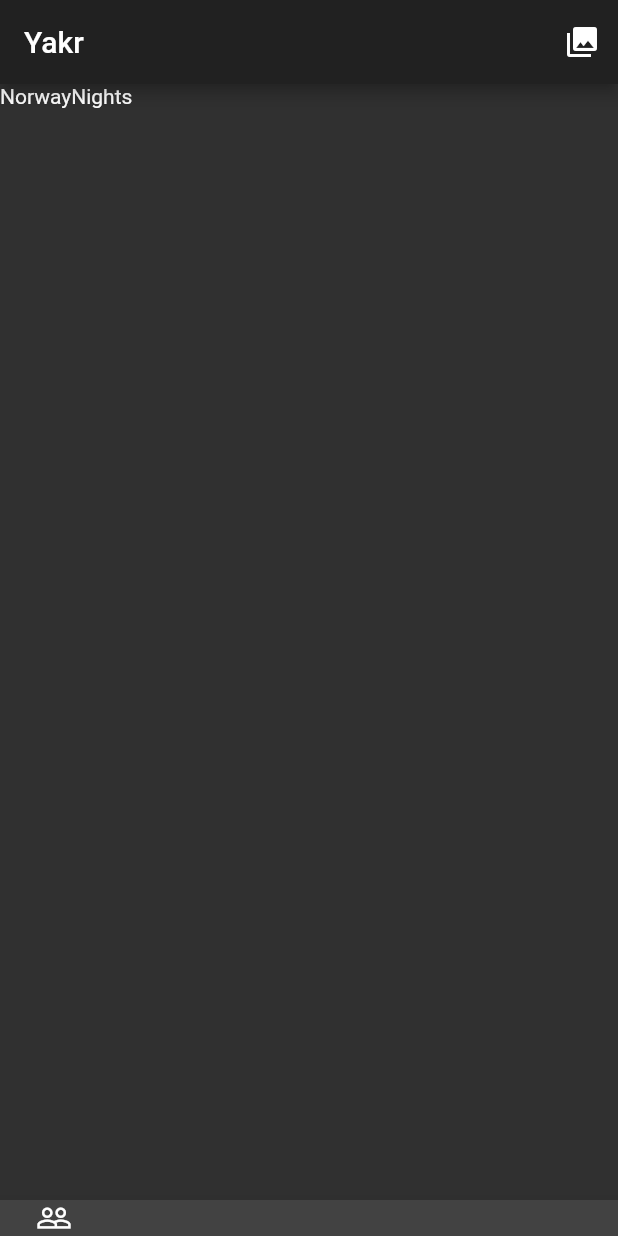
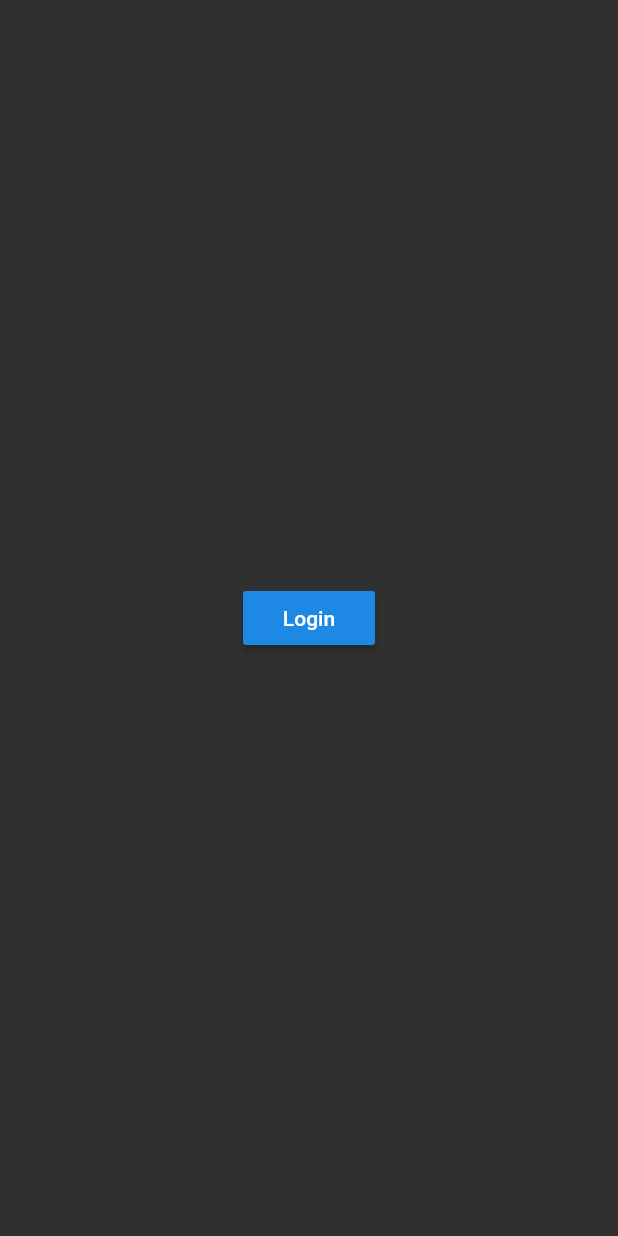
Before and after one commit to nel-sam/yakr, a Flutter app: the screen it shows after launch, on a phone screen of 412 x 824 dp. Run offline on Flutter 3.47's test engine with Material 2 defaults, Android fonts, the phone set to English and light mode, and no system bars; our stand-ins replace bloc, flutter_bloc; missing offline and left inert: aad_oauth.

Commit message:
Got routing setup

```diff
--- /dev/null
+++ b/lib/app.dart
@@ -0,0 +1,25 @@
+import 'package:flutter/material.dart';
+import 'package:flutter_bloc/flutter_bloc.dart';
+import 'package:yakr/src/blocs/theme_bloc.dart';
+import 'package:yakr/src/blocs/theme_state.dart';
+import 'package:yakr/src/providers/route_generator.dart';
+import 'package:yakr/src/ui/yakr_themes.dart';
+
+class App extends StatelessWidget {
+  final appTitle = 'Yakr';
+
+  @override
+  Widget build(BuildContext context) {
+    return BlocBuilder<ThemeBloc, ThemeState>(
+      builder: (context, state) {
+        return MaterialApp(
+          initialRoute: '/',
+          onGenerateRoute: RouteGenerator.generateRoute,
+          theme: YakrThemes.availableThemes[state.selectedThemeKey] ??
+              YakrThemes.availableThemes[YakrThemes.defaultTheme],
+          title: appTitle,
+        );
+      },
+    );
+  }
+}
--- a/lib/main.dart
+++ b/lib/main.dart
@@ -1,7 +1,8 @@
 import 'package:flutter/material.dart';
 import 'package:flutter_bloc/flutter_bloc.dart';
 import 'package:yakr/src/blocs/theme_bloc.dart';
-import 'package:yakr/src/ui/home.dart';
+
+import 'app.dart';
 
 void main() {
   runApp(MultiBlocProvider(
@@ -10,6 +11,6 @@ void main() {
         builder: (context) => ThemeBloc(),
       ),
     ],
-    child: Home(),
+    child: App()
   ));
 }
--- a/lib/src/blocs/theme_bloc.dart
+++ b/lib/src/blocs/theme_bloc.dart
@@ -1,9 +1,10 @@
 import 'package:bloc/bloc.dart';
 import 'package:yakr/src/blocs/theme_event.dart';
 import 'package:yakr/src/blocs/theme_state.dart';
+import 'package:yakr/src/ui/yakr_themes.dart';
 
 class ThemeBloc extends Bloc<ThemeEvent, ThemeState> {
-   changeTheme(String themeKey) {
+   changeTheme(ThemeKeys themeKey) {
     dispatch(SetThemeEvent(themeKey));
   }
 
--- a/lib/src/blocs/theme_event.dart
+++ b/lib/src/blocs/theme_event.dart
@@ -1,8 +1,10 @@
+import 'package:yakr/src/ui/yakr_themes.dart';
+
 abstract class ThemeEvent {
-  String themeKey;
+  ThemeKeys themeKey;
   ThemeEvent(this.themeKey);
 }
 
 class SetThemeEvent extends ThemeEvent {
-  SetThemeEvent(String themeKey): super(themeKey);
+  SetThemeEvent(ThemeKeys themeKey): super(themeKey);
 }
--- a/lib/src/blocs/theme_state.dart
+++ b/lib/src/blocs/theme_state.dart
@@ -1,7 +1,9 @@
+import 'package:flutter/material.dart';
 import 'package:yakr/src/ui/yakr_themes.dart';
 
+@immutable
 class ThemeState {
-  String selectedThemeKey;
+  ThemeKeys selectedThemeKey;
 
   ThemeState._();
   ThemeState([List props = const []]);
@@ -12,7 +14,7 @@ class ThemeState {
 }
 
 class ThemeSetEvent extends ThemeState {
-    final String selectedThemeKey;
+    final ThemeKeys selectedThemeKey;
 
     ThemeSetEvent(this.selectedThemeKey): super([selectedThemeKey]);
 }
--- /dev/null
+++ b/lib/src/providers/route_generator.dart
@@ -0,0 +1,23 @@
+
+import 'package:flutter/material.dart';
+import 'package:yakr/src/ui/home.dart';
+import 'package:yakr/src/ui/login.dart';
+
+class RouteGenerator {
+  static Route<dynamic> generateRoute(RouteSettings settings) {
+
+//    final args = settings.arguments;
+
+    switch (settings.name) {
+      case '/':
+        return MaterialPageRoute(builder: (_) => LoginPage());
+      case '/home':
+        return MaterialPageRoute(
+          builder: (_) => Home(),
+        );
+      default:
+        return MaterialPageRoute(builder: (_) => LoginPage());
+    }
+
+  }
+}
--- a/lib/src/ui/home.dart
+++ b/lib/src/ui/home.dart
@@ -2,12 +2,12 @@ import 'package:flutter/material.dart';
 import 'package:flutter_bloc/flutter_bloc.dart';
 import 'package:yakr/src/blocs/theme_bloc.dart';
 import 'package:yakr/src/blocs/theme_state.dart';
+import 'package:yakr/src/providers/route_generator.dart';
+import 'package:yakr/src/ui/login.dart';
 import 'package:yakr/src/ui/yakr_themes.dart';
 
 class Home extends StatefulWidget {
   static final textColor = Colors.grey[800];
-  final appTitle = 'Yakr';
-  static final navKey = new GlobalKey<NavigatorState>();
 
   @override
   _HomeState createState() => new _HomeState();
@@ -23,33 +23,24 @@ class _HomeState extends State<Home> {
   }
 
   Widget build(BuildContext context) {
-    return BlocBuilder<ThemeBloc, ThemeState>(
-      builder: (context, state) {
-        return MaterialApp(
-          navigatorKey: Home.navKey,
-          theme: YakrThemes.availableThemes[state.selectedThemeKey] ??
-              YakrThemes.availableThemes[YakrThemes.defaultTheme],
-          title: widget.appTitle,
-          home: Scaffold(
+    return Scaffold(
       appBar: AppBar(
-              title: Text(widget.appTitle),
-              //textTheme: TextTheme(title: TextStyle(color: Home.textColor)),
+        title: Text('Yakr'),
         actions: [
           IconButton(
             icon: Icon(Icons.collections),
             onPressed: () {
-                      if (state.selectedThemeKey == YakrThemes.defaultTheme)
-                        _themeBloc.changeTheme("DowntownOslo");
-                      else
+              if (_themeBloc.currentState.selectedThemeKey ==
+                  YakrThemes.defaultTheme) {
+                _themeBloc.changeTheme(ThemeKeys.downtownOslo);
+              } else
                 _themeBloc.changeTheme(YakrThemes.defaultTheme);
             },
           )
         ],
-              //iconTheme: IconThemeData(color: Home.textColor),
-              //backgroundColor: Colors.white70,
       ),
-            body: Container(
-              child: Text(state.selectedThemeKey),
+      body: Center(
+        child: Text('Home page', style: TextStyle(fontSize: 80)),
       ),
       bottomNavigationBar: BottomAppBar(
         child: Row(
@@ -59,9 +50,6 @@ class _HomeState extends State<Home> {
           ],
         ),
       ),
-          ),
-        );
-      },
     );
   }
 }
--- /dev/null
+++ b/lib/src/ui/login.dart
@@ -0,0 +1,32 @@
+import 'package:flutter/material.dart';
+import 'package:flutter_bloc/flutter_bloc.dart';
+import 'package:yakr/src/blocs/theme_bloc.dart';
+import 'package:yakr/src/providers/auth_provider.dart';
+
+class LoginPage extends StatefulWidget {
+  @override
+  _LoginPageState createState() => _LoginPageState();
+}
+
+class _LoginPageState extends State<LoginPage> {
+  ThemeBloc _themeBloc;
+
+  @override
+  initState() {
+    super.initState();
+    _themeBloc = BlocProvider.of<ThemeBloc>(context);
+  }
+
+  @override
+  Widget build(BuildContext context) {
+    return Scaffold(
+        body: Center(
+      child: RaisedButton(
+        child: Text('Login'),
+        onPressed: () {
+          AuthProvider().login();
+        },
+      ),
+    ));
+  }
+}
--- a/lib/src/ui/yakr_themes.dart
+++ b/lib/src/ui/yakr_themes.dart
@@ -1,14 +1,20 @@
 import 'package:flutter/material.dart';
 
+enum ThemeKeys {
+  norwayNights,
+  downtownOslo
+}
+
 class YakrThemes {
-  static String defaultTheme = "NorwayNights";
-  static Map<String, ThemeData> availableThemes = {
-    "NorwayNights": ThemeData(
+  static ThemeKeys defaultTheme = ThemeKeys.norwayNights;
+
+  static Map<ThemeKeys, ThemeData> availableThemes = {
+    ThemeKeys.norwayNights: ThemeData(
         primarySwatch: Colors.blue,
         accentColor: Colors.blueAccent,
         brightness: Brightness.dark,
         primaryTextTheme: TextTheme(display1: TextStyle(color: Colors.white))),
-    "DowntownOslo": ThemeData(
+    ThemeKeys.downtownOslo: ThemeData(
         primarySwatch: Colors.grey,
         accentColor: Colors.blueAccent,
         brightness: Brightness.light,
```
Lines whose indentation alone changed are shown as unchanged.
